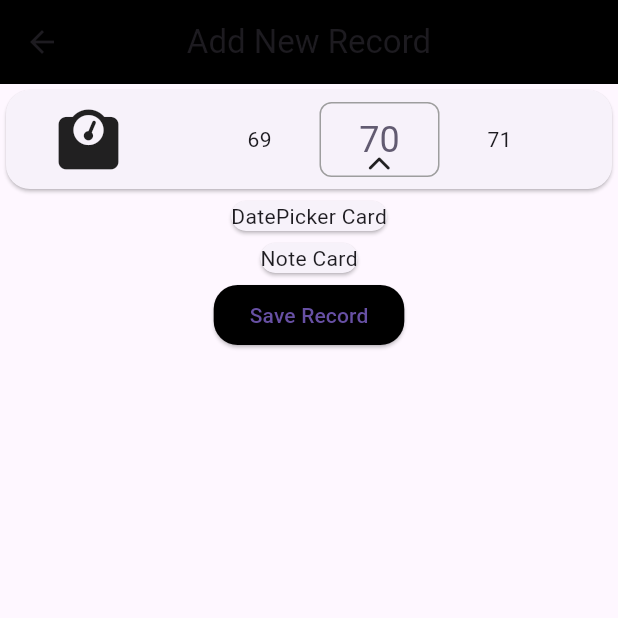
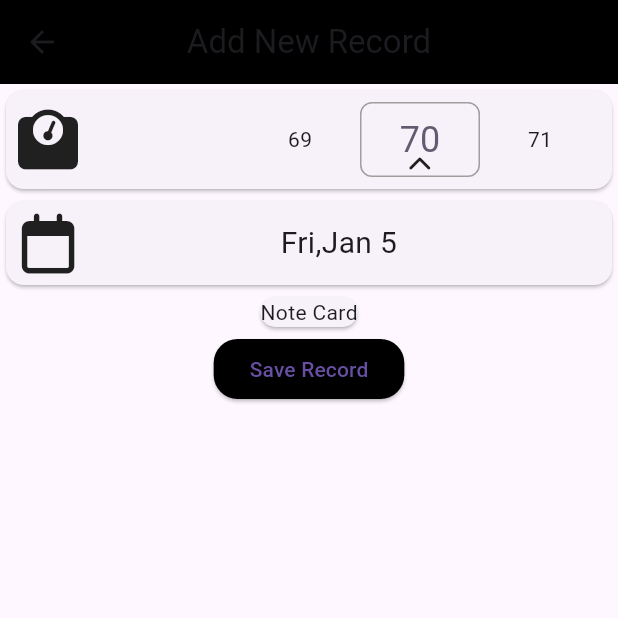
Before and after one commit to farukdidin25/weight_tracker_app, a Flutter app: the AddRecordView screen opened directly, on a phone screen of 412 x 824 dp, the top half of it. Run offline on Flutter 3.47's test engine with Material 3 defaults, Android fonts, the light colour scheme and no system bars; drawn by our look-alikes of numberpicker; our stand-ins replace animated_bottom_navigation_bar, font_awesome_flutter, freezed_annotation, get.

Commit message:
Data Picker Card

```diff
--- a/lib/views/add_record.dart
+++ b/lib/views/add_record.dart
@@ -1,5 +1,7 @@
+import 'package:flutter/foundation.dart';
 import 'package:flutter/material.dart';
 import 'package:font_awesome_flutter/font_awesome_flutter.dart';
+import 'package:intl/intl.dart';
 import 'package:numberpicker/numberpicker.dart';
 
 class AddRecordView extends StatefulWidget {
@@ -11,6 +13,7 @@ class AddRecordView extends StatefulWidget {
 
 class _AddRecordViewState extends State<AddRecordView> {
   int _selectedValue = 70;
+  DateTime _selectedDate = DateTime.now();
 
   @override
   Widget build(BuildContext context) {
@@ -23,11 +26,11 @@ class _AddRecordViewState extends State<AddRecordView> {
         children: [
           Card(
             shape:
-                RoundedRectangleBorder(borderRadius: BorderRadius.circular(16)),
+                RoundedRectangleBorder(borderRadius: BorderRadius.circular(12)),
             child: Padding(
               padding: const EdgeInsets.all(8.0),
               child: Row(
-                mainAxisAlignment: MainAxisAlignment.spaceAround,
+                mainAxisAlignment: MainAxisAlignment.spaceBetween,
                 children: [
                   // ignore: deprecated_member_use
                   const Icon(
@@ -54,16 +57,56 @@ class _AddRecordViewState extends State<AddRecordView> {
                           borderRadius: BorderRadius.circular(8),
                           border: Border.all(color: Colors.grey)),
                     ),
-                    const Icon(FontAwesomeIcons.chevronUp, size: 16,)
+                    const Icon(
+                      FontAwesomeIcons.chevronUp,
+                      size: 16,
+                    )
                   ])
                 ],
               ),
             ),
           ),
-          Card(
-            shape:
-                RoundedRectangleBorder(borderRadius: BorderRadius.circular(16)),
-            child: const Text('DatePicker Card'),
+          GestureDetector(
+            onTap: () async {
+              var initialDate = DateTime.now();
+              _selectedDate = await showDatePicker(
+                      context: context,
+                      initialDate: initialDate,
+                      firstDate:
+                          initialDate.subtract(const Duration(days: 365)),
+                      lastDate: initialDate.add(const Duration(days: 30))) ??
+                  _selectedDate;
+
+              if (kDebugMode) {
+                print(_selectedDate.toIso8601String());
+              }
+
+              setState(() {
+
+              });
+            },
+            child: Card(
+              shape: RoundedRectangleBorder(
+                  borderRadius: BorderRadius.circular(12)),
+              child: Padding(
+                padding: const EdgeInsets.all(8.0),
+                child: Row(
+                  mainAxisAlignment: MainAxisAlignment.spaceBetween,
+                  children: [
+                    const Icon(
+                      FontAwesomeIcons.calendar,
+                      size: 40,
+                    ),
+                    Expanded(
+                        child: Text(
+                      DateFormat('EEE,MMM D').format(_selectedDate),
+                      textAlign: TextAlign.center,
+                      style: TextStyle(fontSize: 20),
+                    )),
+                  ],
+                ),
+              ),
+            ),
           ),
           Card(
             shape:
```
